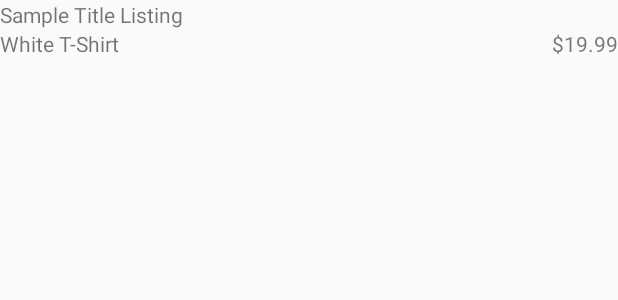
After one commit to andreij6/Recommendations-GooglePlayServices, an Android app: the layout layout_listing.xml on its own in the app's theme, with its tools: preview values and no code run, on a phone screen of 412 x 824 dp. The commit adds this screen. Shown: the top 300 px of the screen. Run offline under Robolectric (Android 15) with nearby library versions, the phone set to English and light mode, and no system bars.

Commit message:
feat: Recyclerview & Retrofit API
Added a recycler view to present the esty data recieved from the API call made with Retrofit.  ShowList, ShowLoading, and ShowError states added to the main activity to give the user visual feedback.

Stage 2 of Treehouse tutorial

```diff
--- /dev/null
+++ b/app/src/main/res/layout/layout_listing.xml
@@ -0,0 +1,49 @@
+<?xml version="1.0" encoding="utf-8"?>
+<LinearLayout xmlns:android="http://schemas.android.com/apk/res/android"
+              xmlns:tools="http://schemas.android.com/tools"
+              android:orientation="vertical"
+              android:layout_width="match_parent"
+              android:layout_height="match_parent">
+
+    <ImageView
+        android:layout_width="wrap_content"
+        android:layout_height="wrap_content"
+        android:id="@+id/listing_image"
+        android:layout_gravity="center_horizontal"/>
+
+
+
+    <RelativeLayout
+        android:layout_width="match_parent"
+        android:layout_height="wrap_content"
+        android:layout_gravity="center_horizontal">
+
+        <TextView
+            android:layout_width="match_parent"
+            android:layout_height="wrap_content"
+            tools:text="Sample Title Listing"
+            android:id="@+id/listing_title"
+            android:layout_gravity="center_horizontal"/>
+
+        <TextView
+            android:layout_width="wrap_content"
+            android:layout_height="wrap_content"
+            tools:text="White T-Shirt"
+            android:layout_below="@+id/listing_title"
+            android:layout_alignParentStart="true"
+            android:layout_alignParentLeft="true"
+            android:id="@+id/listing_shop_name"
+            android:layout_gravity="center_horizontal"/>
+
+        <TextView
+            android:layout_width="wrap_content"
+            android:layout_height="wrap_content"
+            tools:text="$19.99"
+            android:id="@+id/listing_price"
+            android:layout_below="@+id/listing_title"
+            android:layout_gravity="center_horizontal"
+            android:layout_alignParentEnd="true"
+            android:layout_alignParentRight="true"/>
+
+    </RelativeLayout>
+</LinearLayout>
```
Also changed, not shown: app/build.gradle (+9 -0 lines), app/src/main/java/com/creativejones/andre/recommendations/ListingAdapter.java (added, +89 -0 lines), app/src/main/java/com/creativejones/andre/recommendations/MainActivity.java (+64 -9 lines), app/src/main/java/com/creativejones/andre/recommendations/api/Api.java (added, +16 -0 lines), app/src/main/java/com/creativejones/andre/recommendations/api/Etsy.java (+32 -1 lines), app/src/main/java/com/creativejones/andre/recommendations/model/ActiveListings.java (added, +37 -0 lines), app/src/main/java/com/creativejones/andre/recommendations/model/Image.java (added, +54 -0 lines), app/src/main/java/com/creativejones/andre/recommendations/model/Listing.java (added, +51 -0 lines), app/src/main/java/com/creativejones/andre/recommendations/model/Shop.java (added, +36 -0 lines), app/src/main/res/layout/activity_main.xml (+18 -23 lines), app/src/main/res/layout/content_main.xml (deleted, +0 -20 lines).
